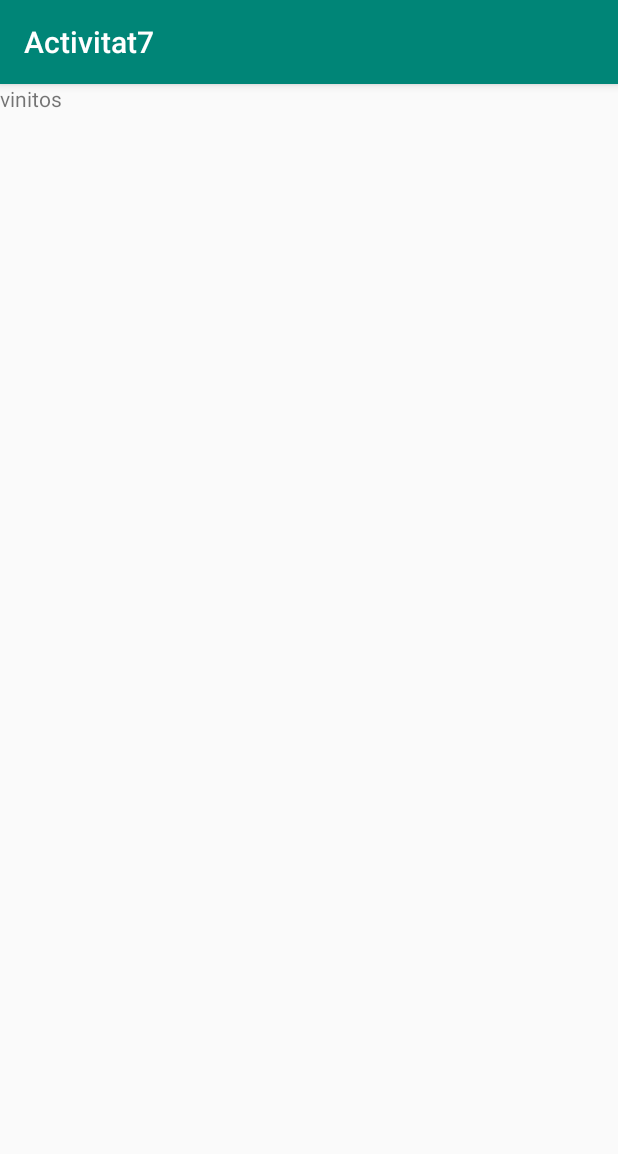
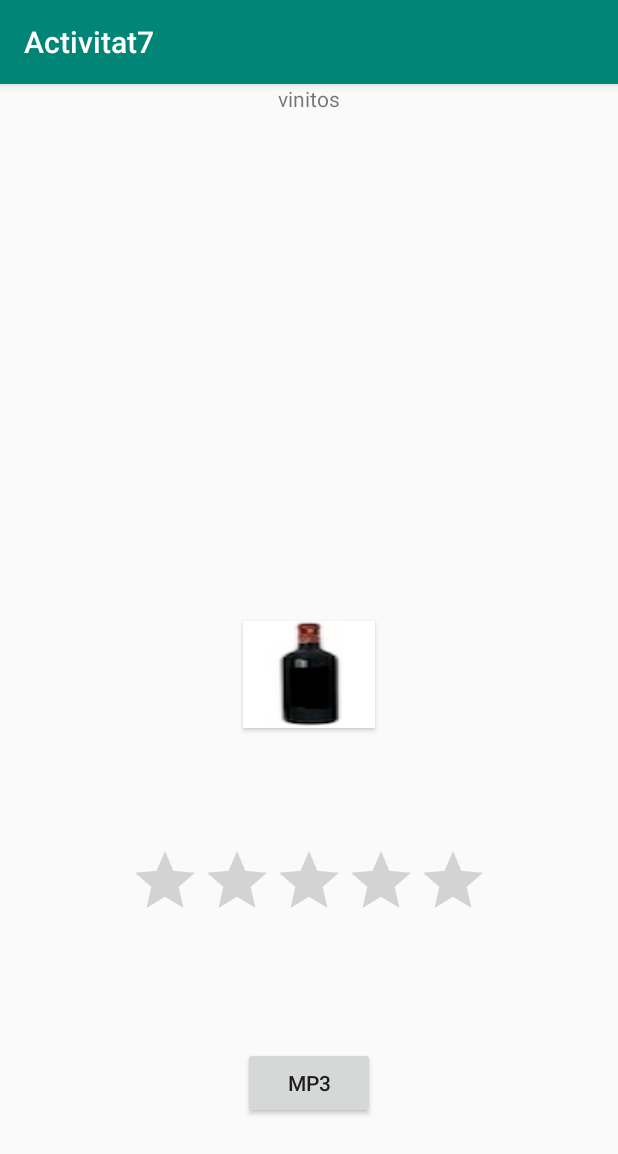
Before and after one commit to JorgePastorCastilla/Activitat7-Android, an Android app: the DetallActivity screen opened directly, with no data from a screen before it, on a phone screen of 412 x 824 dp. Shown: the top 1154 px of the screen. Run offline under Robolectric (Android 15) with nearby library versions, the phone set to English and light mode, and no system bars.

Commit message:
sigue fallando

```diff
--- a/app/src/main/java/com/example/activitat7/DetallActivity.java
+++ b/app/src/main/java/com/example/activitat7/DetallActivity.java
@@ -18,5 +18,8 @@ public class DetallActivity extends AppCompatActivity {
             TextView textElement = findViewById(R.id.Texto);
             textElement.setText(extras.getString("nomvi"));
         }
+
+
+
     }
 }
--- /dev/null
+++ b/app/src/main/res/drawable/boto_botella.xml
@@ -0,0 +1,8 @@
+<?xml version="1.0" encoding="utf-8"?>
+<selector xmlns:android="http://schemas.android.com/apk/res/android">
+    <item android:drawable="@drawable/botella_press"
+        android:state_pressed="true" />
+    <item android:drawable="@drawable/botella_focus"
+        android:state_focused="true" />
+    <item android:drawable="@drawable/botella_normal" />
+</selector>
--- a/app/src/main/res/layout/activity_detall.xml
+++ b/app/src/main/res/layout/activity_detall.xml
@@ -1,12 +1,45 @@
 <?xml version="1.0" encoding="utf-8"?>
-<LinearLayout xmlns:android="http://schemas.android.com/apk/res/android"
-    android:orientation="vertical" android:layout_width="match_parent"
-    android:layout_height="match_parent">
+<androidx.constraintlayout.widget.ConstraintLayout xmlns:android="http://schemas.android.com/apk/res/android"
+    android:layout_width="match_parent"
+    android:layout_height="match_parent"
+    xmlns:app="http://schemas.android.com/apk/res-auto">
 
     <TextView
         android:layout_width="wrap_content"
         android:layout_height="wrap_content"
         android:id="@+id/Texto"
-        android:text="vinitos"/>
+        android:text="vinitos"
+        app:layout_constraintTop_toTopOf="parent"
+        app:layout_constraintLeft_toLeftOf="parent"
+        app:layout_constraintRight_toRightOf="parent"/>
+    <Button
+        android:id="@+id/btMostra"
+        android:layout_width="wrap_content"
+        android:layout_height="wrap_content"
+        android:background="@drawable/boto_botella"
+        app:layout_constraintBottom_toBottomOf="parent"
+        app:layout_constraintTop_toBottomOf="@id/Texto"
+        app:layout_constraintLeft_toLeftOf="parent"
+        app:layout_constraintRight_toRightOf="parent"/>
 
-</LinearLayout>
+    <RatingBar
+        android:id="@+id/ratingBar"
+        android:layout_width="wrap_content"
+        android:layout_height="wrap_content"
+        app:layout_constraintBottom_toTopOf="@id/btnMP3"
+        app:layout_constraintTop_toBottomOf="@id/btMostra"
+        app:layout_constraintLeft_toLeftOf="parent"
+        app:layout_constraintRight_toRightOf="parent" />
+
+    <Button
+        android:id="@+id/btnMP3"
+        android:text="MP3"
+        android:layout_width="wrap_content"
+        android:layout_height="wrap_content"
+        app:layout_constraintBottom_toBottomOf="parent"
+        app:layout_constraintTop_toBottomOf="@id/ratingBar"
+        app:layout_constraintLeft_toLeftOf="parent"
+        app:layout_constraintRight_toRightOf="parent"/>
+
+
+</androidx.constraintlayout.widget.ConstraintLayout>
--- a/app/src/main/res/values/strings.xml
+++ b/app/src/main/res/values/strings.xml
@@ -1,3 +1,4 @@
 <resources>
     <string name="app_name">Activitat7</string>
+    <string name="puntuacio">3</string>
 </resources>
```
Also changed, not shown: app/src/main/java/com/example/activitat7/DetallFragment.java (+21 -1 lines), app/src/main/res/layout/fragment_detall.xml (+38 -5 lines), app/src/main/res/drawable/botella_focus.jpeg (added), app/src/main/res/drawable/botella_normal.jpeg (added), app/src/main/res/drawable/botella_press.jpeg (added), 1 other file.
